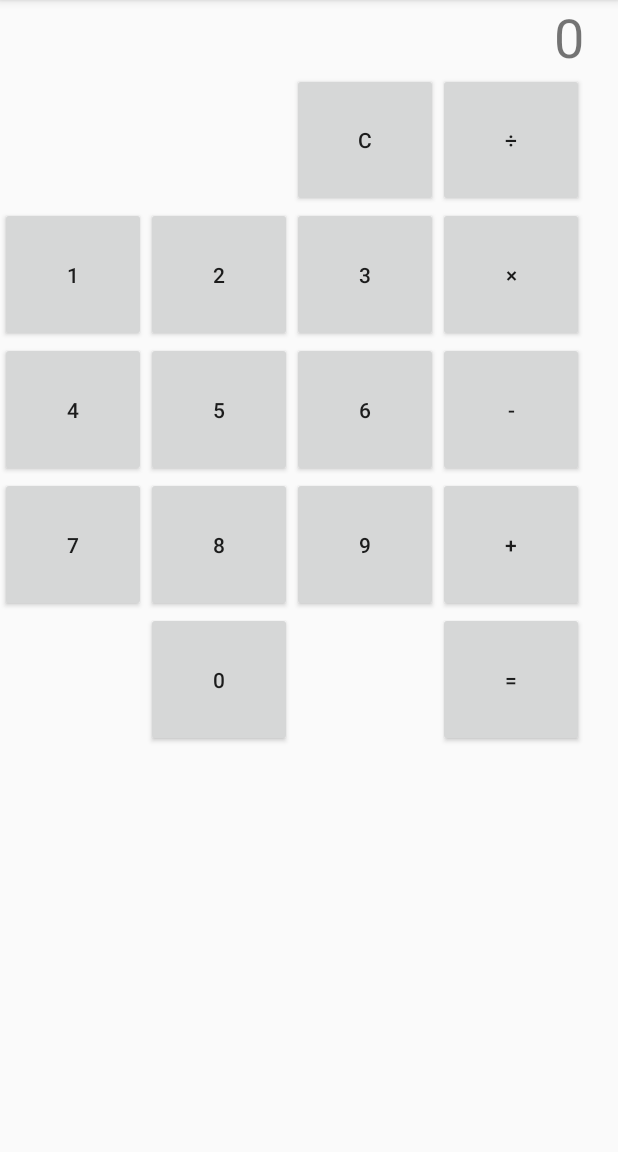
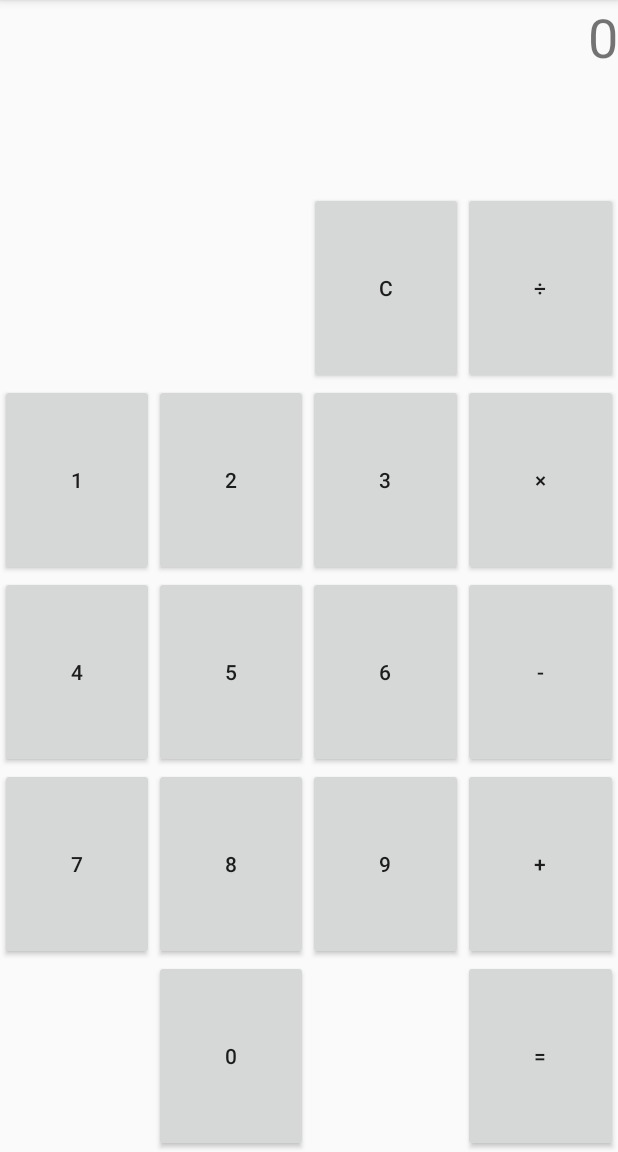
Before and after one commit to 3000manJPY/CalculatorApp, an Android app: the screen it shows after launch (MainActivity), on a phone screen of 412 x 824 dp, the part 84-1236 px from its top. Run offline under Robolectric (Android 15) with nearby library versions, the phone set to English and light mode, and no system bars.

Commit message:
電卓完成版

```diff
--- a/app/src/main/java/com/example/tsukasa/departmentandroidapp1/MainActivity.java
+++ b/app/src/main/java/com/example/tsukasa/departmentandroidapp1/MainActivity.java
@@ -42,6 +42,7 @@ public class MainActivity extends AppCompatActivity {
         // TextViewの再描画
         updateDisplayTextView();
     }
+
 
     public void onOperandClick(View view) {
         // '='ボタンのメソッドを呼び出して過去の式を計算させる
--- a/app/src/main/res/layout/activity_main.xml
+++ b/app/src/main/res/layout/activity_main.xml
@@ -1,22 +1,17 @@
 <?xml version="1.0" encoding="utf-8"?>
-<android.support.constraint.ConstraintLayout xmlns:android="http://schemas.android.com/apk/res/android"
-    xmlns:app="http://schemas.android.com/apk/res-auto"
+<LinearLayout xmlns:android="http://schemas.android.com/apk/res/android"
     xmlns:tools="http://schemas.android.com/tools"
+    android:id="@+id/activity_main"
     android:layout_width="match_parent"
     android:layout_height="match_parent"
+    android:orientation="vertical"
     tools:context="com.example.tsukasa.departmentandroidapp1.MainActivity">
-
-    <LinearLayout
-        android:layout_width="389dp"
-        android:layout_height="498dp"
-        android:orientation="vertical"
-        tools:layout_editor_absoluteY="8dp"
-        tools:layout_editor_absoluteX="8dp">
 
     <TextView
         android:id="@+id/display_textView"
         android:layout_width="match_parent"
-            android:layout_height="wrap_content"
+        android:layout_height="0dp"
+        android:layout_weight="1"
         android:text="0"
         android:textAlignment="textEnd"
         android:textSize="36sp" />
@@ -29,7 +24,7 @@
 
         <View
             android:layout_width="0dp"
-                android:layout_height="wrap_content"
+            android:layout_height="match_parent"
             android:layout_weight="2" />
 
         <Button
@@ -178,7 +173,7 @@
 
         <View
             android:layout_width="0dp"
-                android:layout_height="wrap_content"
+            android:layout_height="match_parent"
             android:layout_weight="1" />
 
         <Button
@@ -205,5 +200,3 @@
     </LinearLayout>
 
 </LinearLayout>
-
-</android.support.constraint.ConstraintLayout>
```
Lines whose indentation alone changed are shown as unchanged.
